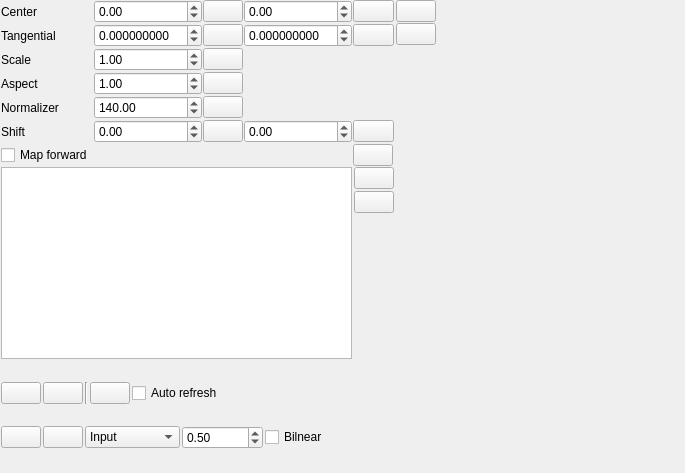
Old version of the form utils/distortioncorrector/lensDistortionModelParametersControlWidget.ui in the repository NickPenkrat/corecvs.
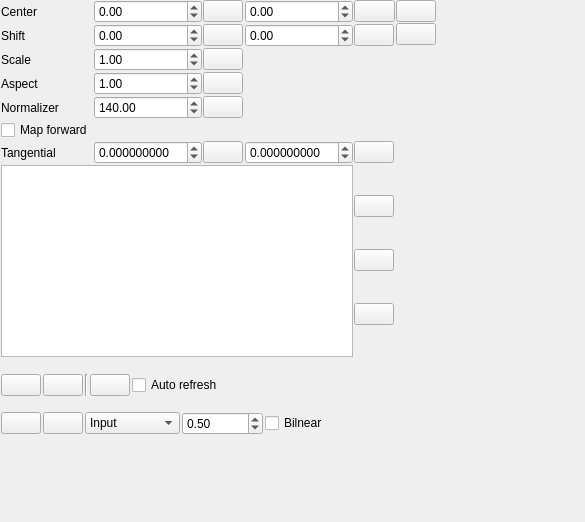
New version of the form. Icons and pictures are not drawn.

Patch:
```diff
--- a/utils/distortioncorrector/lensDistortionModelParametersControlWidget.ui
+++ b/utils/distortioncorrector/lensDistortionModelParametersControlWidget.ui
@@ -6,8 +6,8 @@
    <rect>
     <x>0</x>
     <y>0</y>
-    <width>685</width>
-    <height>473</height>
+    <width>585</width>
+    <height>522</height>
    </rect>
   </property>
   <property name="minimumSize">
@@ -35,232 +35,7 @@
    <property name="spacing">
     <number>1</number>
    </property>
-   <item row="8" column="0" rowspan="2">
-    <widget class="Line" name="line">
-     <property name="orientation">
-      <enum>Qt::Horizontal</enum>
-     </property>
-    </widget>
-   </item>
-   <item row="6" column="5">
-    <widget class="QPushButton" name="advancedButton">
-     <property name="toolTip">
-      <string>Advanced</string>
-     </property>
-     <property name="text">
-      <string/>
-     </property>
-     <property name="icon">
-      <iconset resource="../../resources/main.qrc">
-       <normaloff>:/new/prefix1/screwdriver.png</normaloff>:/new/prefix1/screwdriver.png</iconset>
-     </property>
-     <property name="iconSize">
-      <size>
-       <width>24</width>
-       <height>24</height>
-      </size>
-     </property>
-     <property name="checkable">
-      <bool>true</bool>
-     </property>
-    </widget>
-   </item>
-   <item row="1" column="9">
-    <spacer name="horizontalSpacer_4">
-     <property name="orientation">
-      <enum>Qt::Horizontal</enum>
-     </property>
-     <property name="sizeHint" stdset="0">
-      <size>
-       <width>40</width>
-       <height>20</height>
-      </size>
-     </property>
-    </spacer>
-   </item>
-   <item row="4" column="2">
-    <widget class="QDoubleSpinBox" name="normalizerSpinBox">
-     <property name="maximum">
-      <double>999999.989999999990687</double>
-     </property>
-     <property name="value">
-      <double>140.000000000000000</double>
-     </property>
-    </widget>
-   </item>
-   <item row="4" column="3">
-    <widget class="QPushButton" name="resetNormalizePushButton">
-     <property name="text">
-      <string/>
-     </property>
-     <property name="icon">
-      <iconset resource="../../resources/main.qrc">
-       <normaloff>:/new/prefix1/bullet_blue.png</normaloff>:/new/prefix1/bullet_blue.png</iconset>
-     </property>
-    </widget>
-   </item>
-   <item row="6" column="1">
-    <widget class="QCheckBox" name="forwardMapCheckBox">
-     <property name="text">
-      <string>Map forward</string>
-     </property>
-    </widget>
-   </item>
-   <item row="5" column="1">
-    <widget class="QLabel" name="shiftLabel">
-     <property name="text">
-      <string>Shift</string>
-     </property>
-    </widget>
-   </item>
-   <item row="5" column="2">
-    <widget class="QDoubleSpinBox" name="shiftXSpinBox">
-     <property name="minimum">
-      <double>-999999.000000000000000</double>
-     </property>
-     <property name="maximum">
-      <double>99999.990000000005239</double>
-     </property>
-    </widget>
-   </item>
-   <item row="5" column="4">
-    <widget class="QDoubleSpinBox" name="shiftYSpinBox">
-     <property name="minimum">
-      <double>-99999.000000000000000</double>
-     </property>
-     <property name="maximum">
-      <double>99999.990000000005239</double>
-     </property>
-     <property name="value">
-      <double>0.000000000000000</double>
-     </property>
-    </widget>
-   </item>
-   <item row="5" column="5" colspan="2">
-    <widget class="QPushButton" name="resetSyPushButton">
-     <property name="text">
-      <string/>
-     </property>
-     <property name="icon">
-      <iconset resource="../../resources/main.qrc">
-       <normaloff>:/new/prefix1/bullet_blue.png</normaloff>:/new/prefix1/bullet_blue.png</iconset>
-     </property>
-     <property name="iconSize">
-      <size>
-       <width>16</width>
-       <height>16</height>
-      </size>
-     </property>
-    </widget>
-   </item>
-   <item row="5" column="3">
-    <widget class="QPushButton" name="resetSxPushButton">
-     <property name="sizePolicy">
-      <sizepolicy hsizetype="Maximum" vsizetype="Fixed">
-       <horstretch>0</horstretch>
-       <verstretch>0</verstretch>
-      </sizepolicy>
-     </property>
-     <property name="text">
-      <string/>
-     </property>
-     <property name="icon">
-      <iconset resource="../../resources/main.qrc">
-       <normaloff>:/new/prefix1/bullet_blue.png</normaloff>:/new/prefix1/bullet_blue.png</iconset>
-     </property>
-     <property name="iconSize">
-      <size>
-       <width>16</width>
-       <height>16</height>
-      </size>
-     </property>
-    </widget>
-   </item>
-   <item row="0" column="2">
-    <widget class="QDoubleSpinBox" name="centerXSpinBox">
-     <property name="minimum">
-      <double>-999999.000000000000000</double>
-     </property>
-     <property name="maximum">
-      <double>99999.990000000005239</double>
-     </property>
-    </widget>
-   </item>
-   <item row="0" column="3">
-    <widget class="QPushButton" name="resetCxPushButton">
-     <property name="sizePolicy">
-      <sizepolicy hsizetype="Maximum" vsizetype="Fixed">
-       <horstretch>0</horstretch>
-       <verstretch>0</verstretch>
-      </sizepolicy>
-     </property>
-     <property name="text">
-      <string/>
-     </property>
-     <property name="icon">
-      <iconset resource="../../resources/main.qrc">
-       <normaloff>:/new/prefix1/bullet_blue.png</normaloff>:/new/prefix1/bullet_blue.png</iconset>
-     </property>
-     <property name="iconSize">
-      <size>
-       <width>16</width>
-       <height>16</height>
-      </size>
-     </property>
-    </widget>
-   </item>
-   <item row="0" column="4">
-    <widget class="QDoubleSpinBox" name="centerYSpinBox">
-     <property name="minimum">
-      <double>-99999.000000000000000</double>
-     </property>
-     <property name="maximum">
-      <double>99999.990000000005239</double>
-     </property>
-     <property name="value">
-      <double>0.000000000000000</double>
-     </property>
-    </widget>
-   </item>
-   <item row="0" column="5" colspan="2">
-    <widget class="QPushButton" name="resetCyPushButton">
-     <property name="text">
-      <string/>
-     </property>
-     <property name="icon">
-      <iconset resource="../../resources/main.qrc">
-       <normaloff>:/new/prefix1/bullet_blue.png</normaloff>:/new/prefix1/bullet_blue.png</iconset>
-     </property>
-     <property name="iconSize">
-      <size>
-       <width>24</width>
-       <height>16</height>
-      </size>
-     </property>
-    </widget>
-   </item>
-   <item row="2" column="1">
-    <widget class="QLabel" name="label_13">
-     <property name="text">
-      <string>Scale</string>
-     </property>
-    </widget>
-   </item>
-   <item row="1" column="1">
-    <widget class="QLabel" name="label_14">
-     <property name="text">
-      <string>Tangential</string>
-     </property>
-    </widget>
-   </item>
-   <item row="0" column="1">
-    <widget class="QLabel" name="centerLabel">
-     <property name="text">
-      <string>Center</string>
-     </property>
-    </widget>
-   </item>
-   <item row="1" column="2">
+   <item row="6" column="2">
     <widget class="QDoubleSpinBox" name="tangential1SpinBox">
      <property name="decimals">
       <number>9</number>
@@ -273,284 +48,7 @@
      </property>
     </widget>
    </item>
-   <item row="1" column="3">
-    <widget class="QPushButton" name="resetP1PushButton">
-     <property name="sizePolicy">
-      <sizepolicy hsizetype="Maximum" vsizetype="Fixed">
-       <horstretch>0</horstretch>
-       <verstretch>0</verstretch>
-      </sizepolicy>
-     </property>
-     <property name="text">
-      <string/>
-     </property>
-     <property name="icon">
-      <iconset resource="../../resources/main.qrc">
-       <normaloff>:/new/prefix1/bullet_blue.png</normaloff>:/new/prefix1/bullet_blue.png</iconset>
-     </property>
-     <property name="iconSize">
-      <size>
-       <width>16</width>
-       <height>16</height>
-      </size>
-     </property>
-    </widget>
-   </item>
-   <item row="1" column="4">
-    <widget class="QDoubleSpinBox" name="tangential2SpinBox">
-     <property name="decimals">
-      <number>9</number>
-     </property>
-     <property name="minimum">
-      <double>-99.000000000000000</double>
-     </property>
-     <property name="singleStep">
-      <double>0.000100000000000</double>
-     </property>
-    </widget>
-   </item>
-   <item row="2" column="2">
-    <widget class="QDoubleSpinBox" name="scaleSpinBox">
-     <property name="singleStep">
-      <double>0.100000000000000</double>
-     </property>
-     <property name="value">
-      <double>1.000000000000000</double>
-     </property>
-    </widget>
-   </item>
-   <item row="1" column="5" colspan="2">
-    <widget class="QPushButton" name="resetP2PushButton">
-     <property name="text">
-      <string/>
-     </property>
-     <property name="icon">
-      <iconset resource="../../resources/main.qrc">
-       <normaloff>:/new/prefix1/bullet_blue.png</normaloff>:/new/prefix1/bullet_blue.png</iconset>
-     </property>
-     <property name="iconSize">
-      <size>
-       <width>16</width>
-       <height>16</height>
-      </size>
-     </property>
-    </widget>
-   </item>
-   <item row="3" column="2">
-    <widget class="QDoubleSpinBox" name="aspectSpinBox">
-     <property name="value">
-      <double>1.000000000000000</double>
-     </property>
-    </widget>
-   </item>
-   <item row="2" column="3">
-    <widget class="QPushButton" name="resetScalePushButton">
-     <property name="sizePolicy">
-      <sizepolicy hsizetype="Maximum" vsizetype="Fixed">
-       <horstretch>0</horstretch>
-       <verstretch>0</verstretch>
-      </sizepolicy>
-     </property>
-     <property name="text">
-      <string/>
-     </property>
-     <property name="icon">
-      <iconset resource="../../resources/main.qrc">
-       <normaloff>:/new/prefix1/bullet_blue.png</normaloff>:/new/prefix1/bullet_blue.png</iconset>
-     </property>
-     <property name="iconSize">
-      <size>
-       <width>16</width>
-       <height>16</height>
-      </size>
-     </property>
-    </widget>
-   </item>
-   <item row="3" column="1">
-    <widget class="QLabel" name="label">
-     <property name="text">
-      <string>Aspect</string>
-     </property>
-    </widget>
-   </item>
-   <item row="3" column="3">
-    <widget class="QPushButton" name="resetAspectPushButton">
-     <property name="sizePolicy">
-      <sizepolicy hsizetype="Maximum" vsizetype="Fixed">
-       <horstretch>0</horstretch>
-       <verstretch>0</verstretch>
-      </sizepolicy>
-     </property>
-     <property name="text">
-      <string/>
-     </property>
-     <property name="icon">
-      <iconset resource="../../resources/main.qrc">
-       <normaloff>:/new/prefix1/bullet_blue.png</normaloff>:/new/prefix1/bullet_blue.png</iconset>
-     </property>
-     <property name="iconSize">
-      <size>
-       <width>16</width>
-       <height>16</height>
-      </size>
-     </property>
-    </widget>
-   </item>
-   <item row="4" column="1">
-    <widget class="QLabel" name="label_2">
-     <property name="text">
-      <string>Normalizer</string>
-     </property>
-    </widget>
-   </item>
-   <item row="7" column="1" colspan="6">
-    <layout class="QGridLayout" name="gridLayout_2">
-     <property name="spacing">
-      <number>2</number>
-     </property>
-     <item row="1" column="1">
-      <widget class="QPushButton" name="addPowerButton">
-       <property name="text">
-        <string/>
-       </property>
-       <property name="icon">
-        <iconset resource="../../resources/main.qrc">
-         <normaloff>:/new/prefix1/plus.png</normaloff>:/new/prefix1/plus.png</iconset>
-       </property>
-       <property name="iconSize">
-        <size>
-         <width>24</width>
-         <height>24</height>
-        </size>
-       </property>
-      </widget>
-     </item>
-     <item row="0" column="0" rowspan="3">
-      <widget class="QTableWidget" name="koefTableWidget">
-       <property name="sizePolicy">
-        <sizepolicy hsizetype="Expanding" vsizetype="Preferred">
-         <horstretch>0</horstretch>
-         <verstretch>0</verstretch>
-        </sizepolicy>
-       </property>
-      </widget>
-     </item>
-     <item row="0" column="1">
-      <widget class="QPushButton" name="delPowerButton">
-       <property name="text">
-        <string/>
-       </property>
-       <property name="icon">
-        <iconset resource="../../resources/main.qrc">
-         <normaloff>:/new/prefix1/minus.png</normaloff>:/new/prefix1/minus.png</iconset>
-       </property>
-       <property name="iconSize">
-        <size>
-         <width>24</width>
-         <height>24</height>
-        </size>
-       </property>
-      </widget>
-     </item>
-     <item row="2" column="1">
-      <spacer name="verticalSpacer_2">
-       <property name="orientation">
-        <enum>Qt::Vertical</enum>
-       </property>
-       <property name="sizeType">
-        <enum>QSizePolicy::Minimum</enum>
-       </property>
-       <property name="sizeHint" stdset="0">
-        <size>
-         <width>20</width>
-         <height>0</height>
-        </size>
-       </property>
-      </spacer>
-     </item>
-    </layout>
-   </item>
-   <item row="0" column="8" rowspan="11">
-    <widget class="QWidget" name="sideToolWidget" native="true">
-     <property name="minimumSize">
-      <size>
-       <width>0</width>
-       <height>100</height>
-      </size>
-     </property>
-     <layout class="QVBoxLayout" name="verticalLayout_2">
-      <property name="spacing">
-       <number>1</number>
-      </property>
-      <property name="leftMargin">
-       <number>0</number>
-      </property>
-      <property name="topMargin">
-       <number>0</number>
-      </property>
-      <property name="rightMargin">
-       <number>0</number>
-      </property>
-      <property name="bottomMargin">
-       <number>0</number>
-      </property>
-      <item>
-       <widget class="QPushButton" name="invertPushButton">
-        <property name="toolTip">
-         <string>Invert</string>
-        </property>
-        <property name="text">
-         <string/>
-        </property>
-        <property name="icon">
-         <iconset resource="../../resources/main.qrc">
-          <normaloff>:/new/colors/colors/contrast.png</normaloff>:/new/colors/colors/contrast.png</iconset>
-        </property>
-        <property name="iconSize">
-         <size>
-          <width>24</width>
-          <height>24</height>
-         </size>
-        </property>
-       </widget>
-      </item>
-      <item>
-       <widget class="QPushButton" name="comparePushButton">
-        <property name="toolTip">
-         <string>Compare with other deformation</string>
-        </property>
-        <property name="text">
-         <string/>
-        </property>
-        <property name="icon">
-         <iconset resource="../../resources/main.qrc">
-          <normaloff>:/new/prefix1/price_comparison.png</normaloff>:/new/prefix1/price_comparison.png</iconset>
-        </property>
-        <property name="iconSize">
-         <size>
-          <width>24</width>
-          <height>24</height>
-         </size>
-        </property>
-       </widget>
-      </item>
-      <item>
-       <spacer name="verticalSpacer_3">
-        <property name="orientation">
-         <enum>Qt::Vertical</enum>
-        </property>
-        <property name="sizeHint" stdset="0">
-         <size>
-          <width>20</width>
-          <height>406</height>
-         </size>
-        </property>
-       </spacer>
-      </item>
-     </layout>
-    </widget>
-   </item>
-   <item row="8" column="1" rowspan="3" colspan="7">
+   <item row="8" column="1" colspan="6">
     <widget class="QWidget" name="bottomToolWidget" native="true">
      <property name="minimumSize">
       <size>
@@ -767,6 +265,508 @@
      </layout>
     </widget>
    </item>
+   <item row="7" column="1" colspan="5">
+    <widget class="QTableWidget" name="koefTableWidget">
+     <property name="sizePolicy">
+      <sizepolicy hsizetype="Expanding" vsizetype="Preferred">
+       <horstretch>0</horstretch>
+       <verstretch>0</verstretch>
+      </sizepolicy>
+     </property>
+    </widget>
+   </item>
+   <item row="3" column="1">
+    <widget class="QLabel" name="label">
+     <property name="text">
+      <string>Aspect</string>
+     </property>
+    </widget>
+   </item>
+   <item row="2" column="1">
+    <widget class="QLabel" name="label_13">
+     <property name="text">
+      <string>Scale</string>
+     </property>
+    </widget>
+   </item>
+   <item row="4" column="2">
+    <widget class="QDoubleSpinBox" name="normalizerSpinBox">
+     <property name="maximum">
+      <double>999999.989999999990687</double>
+     </property>
+     <property name="value">
+      <double>140.000000000000000</double>
+     </property>
+    </widget>
+   </item>
+   <item row="6" column="3">
+    <widget class="QPushButton" name="resetP1PushButton">
+     <property name="sizePolicy">
+      <sizepolicy hsizetype="Maximum" vsizetype="Fixed">
+       <horstretch>0</horstretch>
+       <verstretch>0</verstretch>
+      </sizepolicy>
+     </property>
+     <property name="text">
+      <string/>
+     </property>
+     <property name="icon">
+      <iconset resource="../../resources/main.qrc">
+       <normaloff>:/new/prefix1/bullet_blue.png</normaloff>:/new/prefix1/bullet_blue.png</iconset>
+     </property>
+     <property name="iconSize">
+      <size>
+       <width>16</width>
+       <height>16</height>
+      </size>
+     </property>
+    </widget>
+   </item>
+   <item row="4" column="1">
+    <widget class="QLabel" name="label_2">
+     <property name="text">
+      <string>Normalizer</string>
+     </property>
+    </widget>
+   </item>
+   <item row="0" column="2">
+    <widget class="QDoubleSpinBox" name="centerXSpinBox">
+     <property name="minimum">
+      <double>-999999.000000000000000</double>
+     </property>
+     <property name="maximum">
+      <double>99999.990000000005239</double>
+     </property>
+    </widget>
+   </item>
+   <item row="2" column="3">
+    <widget class="QPushButton" name="resetScalePushButton">
+     <property name="sizePolicy">
+      <sizepolicy hsizetype="Maximum" vsizetype="Fixed">
+       <horstretch>0</horstretch>
+       <verstretch>0</verstretch>
+      </sizepolicy>
+     </property>
+     <property name="text">
+      <string/>
+     </property>
+     <property name="icon">
+      <iconset resource="../../resources/main.qrc">
+       <normaloff>:/new/prefix1/bullet_blue.png</normaloff>:/new/prefix1/bullet_blue.png</iconset>
+     </property>
+     <property name="iconSize">
+      <size>
+       <width>16</width>
+       <height>16</height>
+      </size>
+     </property>
+    </widget>
+   </item>
+   <item row="6" column="5">
+    <widget class="QDoubleSpinBox" name="tangential2SpinBox">
+     <property name="decimals">
+      <number>9</number>
+     </property>
+     <property name="minimum">
+      <double>-99.000000000000000</double>
+     </property>
+     <property name="singleStep">
+      <double>0.000100000000000</double>
+     </property>
+    </widget>
+   </item>
+   <item row="3" column="3">
+    <widget class="QPushButton" name="resetAspectPushButton">
+     <property name="sizePolicy">
+      <sizepolicy hsizetype="Maximum" vsizetype="Fixed">
+       <horstretch>0</horstretch>
+       <verstretch>0</verstretch>
+      </sizepolicy>
+     </property>
+     <property name="text">
+      <string/>
+     </property>
+     <property name="icon">
+      <iconset resource="../../resources/main.qrc">
+       <normaloff>:/new/prefix1/bullet_blue.png</normaloff>:/new/prefix1/bullet_blue.png</iconset>
+     </property>
+     <property name="iconSize">
+      <size>
+       <width>16</width>
+       <height>16</height>
+      </size>
+     </property>
+    </widget>
+   </item>
+   <item row="1" column="1">
+    <widget class="QLabel" name="shiftLabel">
+     <property name="text">
+      <string>Shift</string>
+     </property>
+    </widget>
+   </item>
+   <item row="7" column="6">
+    <layout class="QGridLayout" name="gridLayout_2">
+     <property name="spacing">
+      <number>2</number>
+     </property>
+     <item row="1" column="1">
+      <widget class="QPushButton" name="addPowerButton">
+       <property name="text">
+        <string/>
+       </property>
+       <property name="icon">
+        <iconset resource="../../resources/main.qrc">
+         <normaloff>:/new/prefix1/plus.png</normaloff>:/new/prefix1/plus.png</iconset>
+       </property>
+       <property name="iconSize">
+        <size>
+         <width>24</width>
+         <height>24</height>
+        </size>
+       </property>
+      </widget>
+     </item>
+     <item row="0" column="1">
+      <widget class="QPushButton" name="delPowerButton">
+       <property name="text">
+        <string/>
+       </property>
+       <property name="icon">
+        <iconset resource="../../resources/main.qrc">
+         <normaloff>:/new/prefix1/minus.png</normaloff>:/new/prefix1/minus.png</iconset>
+       </property>
+       <property name="iconSize">
+        <size>
+         <width>24</width>
+         <height>24</height>
+        </size>
+       </property>
+      </widget>
+     </item>
+     <item row="2" column="1">
+      <spacer name="verticalSpacer_2">
+       <property name="orientation">
+        <enum>Qt::Vertical</enum>
+       </property>
+       <property name="sizeType">
+        <enum>QSizePolicy::Minimum</enum>
+       </property>
+       <property name="sizeHint" stdset="0">
+        <size>
+         <width>20</width>
+         <height>0</height>
+        </size>
+       </property>
+      </spacer>
+     </item>
+     <item row="3" column="1">
+      <widget class="QPushButton" name="advancedButton">
+       <property name="toolTip">
+        <string>Advanced</string>
+       </property>
+       <property name="text">
+        <string/>
+       </property>
+       <property name="icon">
+        <iconset resource="../../resources/main.qrc">
+         <normaloff>:/new/prefix1/screwdriver.png</normaloff>:/new/prefix1/screwdriver.png</iconset>
+       </property>
+       <property name="iconSize">
+        <size>
+         <width>24</width>
+         <height>24</height>
+        </size>
+       </property>
+       <property name="checkable">
+        <bool>true</bool>
+       </property>
+      </widget>
+     </item>
+    </layout>
+   </item>
+   <item row="12" column="0" rowspan="2">
+    <widget class="Line" name="line">
+     <property name="orientation">
+      <enum>Qt::Horizontal</enum>
+     </property>
+    </widget>
+   </item>
+   <item row="0" column="6" colspan="2">
+    <widget class="QPushButton" name="resetCyPushButton">
+     <property name="text">
+      <string/>
+     </property>
+     <property name="icon">
+      <iconset resource="../../resources/main.qrc">
+       <normaloff>:/new/prefix1/bullet_blue.png</normaloff>:/new/prefix1/bullet_blue.png</iconset>
+     </property>
+     <property name="iconSize">
+      <size>
+       <width>24</width>
+       <height>16</height>
+      </size>
+     </property>
+    </widget>
+   </item>
+   <item row="0" column="3">
+    <widget class="QPushButton" name="resetCxPushButton">
+     <property name="sizePolicy">
+      <sizepolicy hsizetype="Maximum" vsizetype="Fixed">
+       <horstretch>0</horstretch>
+       <verstretch>0</verstretch>
+      </sizepolicy>
+     </property>
+     <property name="text">
+      <string/>
+     </property>
+     <property name="icon">
+      <iconset resource="../../resources/main.qrc">
+       <normaloff>:/new/prefix1/bullet_blue.png</normaloff>:/new/prefix1/bullet_blue.png</iconset>
+     </property>
+     <property name="iconSize">
+      <size>
+       <width>16</width>
+       <height>16</height>
+      </size>
+     </property>
+    </widget>
+   </item>
+   <item row="0" column="5">
+    <widget class="QDoubleSpinBox" name="centerYSpinBox">
+     <property name="minimum">
+      <double>-99999.000000000000000</double>
+     </property>
+     <property name="maximum">
+      <double>99999.990000000005239</double>
+     </property>
+     <property name="value">
+      <double>0.000000000000000</double>
+     </property>
+    </widget>
+   </item>
+   <item row="0" column="1">
+    <widget class="QLabel" name="centerLabel">
+     <property name="text">
+      <string>Center</string>
+     </property>
+    </widget>
+   </item>
+   <item row="2" column="2">
+    <widget class="QDoubleSpinBox" name="scaleSpinBox">
+     <property name="singleStep">
+      <double>0.100000000000000</double>
+     </property>
+     <property name="value">
+      <double>1.000000000000000</double>
+     </property>
+    </widget>
+   </item>
+   <item row="1" column="3">
+    <widget class="QPushButton" name="resetSxPushButton">
+     <property name="sizePolicy">
+      <sizepolicy hsizetype="Maximum" vsizetype="Fixed">
+       <horstretch>0</horstretch>
+       <verstretch>0</verstretch>
+      </sizepolicy>
+     </property>
+     <property name="text">
+      <string/>
+     </property>
+     <property name="icon">
+      <iconset resource="../../resources/main.qrc">
+       <normaloff>:/new/prefix1/bullet_blue.png</normaloff>:/new/prefix1/bullet_blue.png</iconset>
+     </property>
+     <property name="iconSize">
+      <size>
+       <width>16</width>
+       <height>16</height>
+      </size>
+     </property>
+    </widget>
+   </item>
+   <item row="4" column="3">
+    <widget class="QPushButton" name="resetNormalizePushButton">
+     <property name="text">
+      <string/>
+     </property>
+     <property name="icon">
+      <iconset resource="../../resources/main.qrc">
+       <normaloff>:/new/prefix1/bullet_blue.png</normaloff>:/new/prefix1/bullet_blue.png</iconset>
+     </property>
+    </widget>
+   </item>
+   <item row="6" column="1">
+    <widget class="QLabel" name="label_14">
+     <property name="text">
+      <string>Tangential</string>
+     </property>
+    </widget>
+   </item>
+   <item row="6" column="6">
+    <widget class="QPushButton" name="resetP2PushButton">
+     <property name="text">
+      <string/>
+     </property>
+     <property name="icon">
+      <iconset resource="../../resources/main.qrc">
+       <normaloff>:/new/prefix1/bullet_blue.png</normaloff>:/new/prefix1/bullet_blue.png</iconset>
+     </property>
+     <property name="iconSize">
+      <size>
+       <width>16</width>
+       <height>16</height>
+      </size>
+     </property>
+    </widget>
+   </item>
+   <item row="5" column="1">
+    <widget class="QCheckBox" name="forwardMapCheckBox">
+     <property name="text">
+      <string>Map forward</string>
+     </property>
+    </widget>
+   </item>
+   <item row="1" column="6">
+    <widget class="QPushButton" name="resetSyPushButton">
+     <property name="text">
+      <string/>
+     </property>
+     <property name="icon">
+      <iconset resource="../../resources/main.qrc">
+       <normaloff>:/new/prefix1/bullet_blue.png</normaloff>:/new/prefix1/bullet_blue.png</iconset>
+     </property>
+     <property name="iconSize">
+      <size>
+       <width>16</width>
+       <height>16</height>
+      </size>
+     </property>
+    </widget>
+   </item>
+   <item row="3" column="10">
+    <spacer name="horizontalSpacer_4">
+     <property name="orientation">
+      <enum>Qt::Horizontal</enum>
+     </property>
+     <property name="sizeHint" stdset="0">
+      <size>
+       <width>40</width>
+       <height>20</height>
+      </size>
+     </property>
+    </spacer>
+   </item>
+   <item row="3" column="2">
+    <widget class="QDoubleSpinBox" name="aspectSpinBox">
+     <property name="value">
+      <double>1.000000000000000</double>
+     </property>
+    </widget>
+   </item>
+   <item row="1" column="5">
+    <widget class="QDoubleSpinBox" name="shiftYSpinBox">
+     <property name="minimum">
+      <double>-99999.000000000000000</double>
+     </property>
+     <property name="maximum">
+      <double>99999.990000000005239</double>
+     </property>
+     <property name="value">
+      <double>0.000000000000000</double>
+     </property>
+    </widget>
+   </item>
+   <item row="1" column="2">
+    <widget class="QDoubleSpinBox" name="shiftXSpinBox">
+     <property name="minimum">
+      <double>-999999.000000000000000</double>
+     </property>
+     <property name="maximum">
+      <double>99999.990000000005239</double>
+     </property>
+    </widget>
+   </item>
+   <item row="0" column="8" rowspan="9">
+    <widget class="QWidget" name="sideToolWidget" native="true">
+     <property name="minimumSize">
+      <size>
+       <width>0</width>
+       <height>100</height>
+      </size>
+     </property>
+     <layout class="QVBoxLayout" name="verticalLayout_2">
+      <property name="spacing">
+       <number>1</number>
+      </property>
+      <property name="leftMargin">
+       <number>0</number>
+      </property>
+      <property name="topMargin">
+       <number>0</number>
+      </property>
+      <property name="rightMargin">
+       <number>0</number>
+      </property>
+      <property name="bottomMargin">
+       <number>0</number>
+      </property>
+      <item>
+       <widget class="QPushButton" name="invertPushButton">
+        <property name="toolTip">
+         <string>Invert</string>
+        </property>
+        <property name="text">
+         <string/>
+        </property>
+        <property name="icon">
+         <iconset resource="../../resources/main.qrc">
+          <normaloff>:/new/colors/colors/contrast.png</normaloff>:/new/colors/colors/contrast.png</iconset>
+        </property>
+        <property name="iconSize">
+         <size>
+          <width>24</width>
+          <height>24</height>
+         </size>
+        </property>
+       </widget>
+      </item>
+      <item>
+       <widget class="QPushButton" name="comparePushButton">
+        <property name="toolTip">
+         <string>Compare with other deformation</string>
+        </property>
+        <property name="text">
+         <string/>
+        </property>
+        <property name="icon">
+         <iconset resource="../../resources/main.qrc">
+          <normaloff>:/new/prefix1/price_comparison.png</normaloff>:/new/prefix1/price_comparison.png</iconset>
+        </property>
+        <property name="iconSize">
+         <size>
+          <width>24</width>
+          <height>24</height>
+         </size>
+        </property>
+       </widget>
+      </item>
+      <item>
+       <spacer name="verticalSpacer_3">
+        <property name="orientation">
+         <enum>Qt::Vertical</enum>
+        </property>
+        <property name="sizeHint" stdset="0">
+         <size>
+          <width>20</width>
+          <height>406</height>
+         </size>
+        </property>
+       </spacer>
+      </item>
+     </layout>
+    </widget>
+   </item>
   </layout>
  </widget>
  <resources>
```
